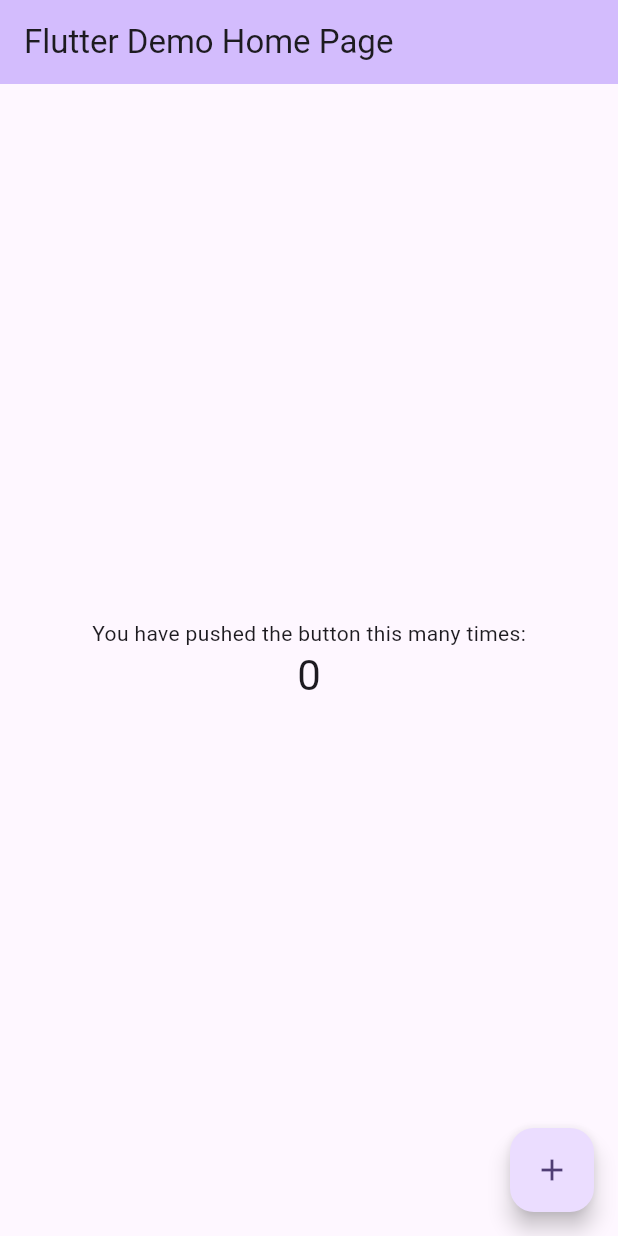
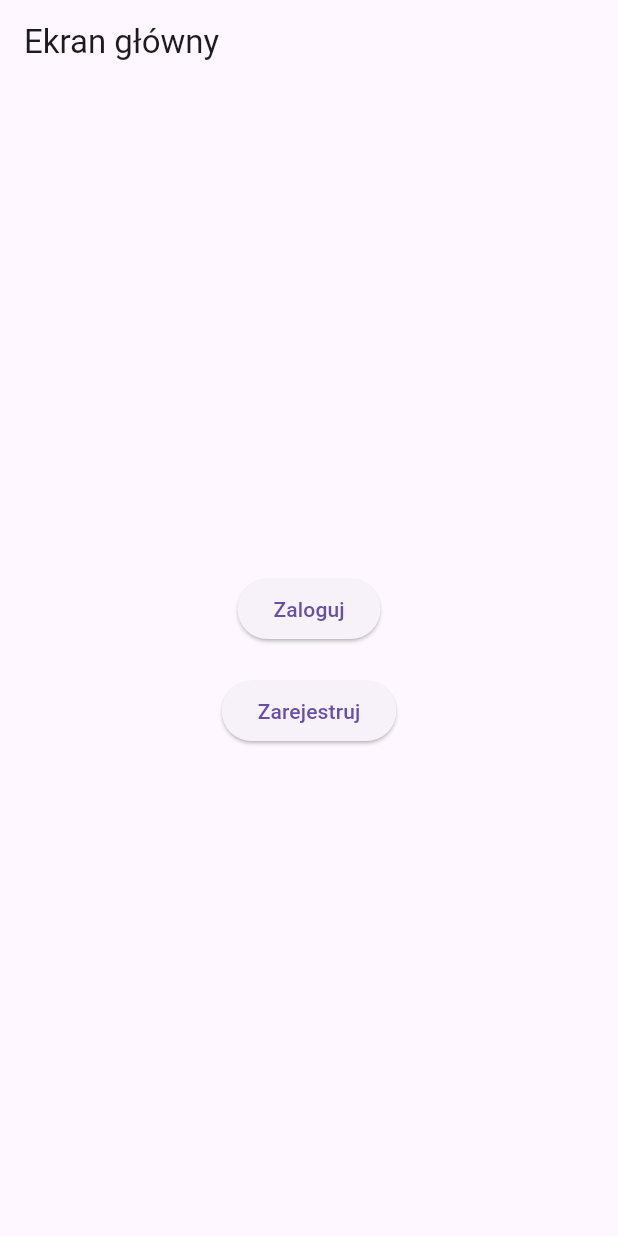
Before and after one commit to moginski01/CodeMeMaybe, a Flutter app: the screen it shows after launch, on a phone screen of 412 x 824 dp. Run offline on Flutter 3.47's test engine with Material 3 defaults, Android fonts, the light colour scheme and no system bars.

Commit message:
feat: main view init

```diff
--- a/MobileApp/codememaybe/lib/main.dart
+++ b/MobileApp/codememaybe/lib/main.dart
@@ -1,125 +1,82 @@
 import 'package:flutter/material.dart';
 
 void main() {
-  runApp(const MyApp());
+  runApp(MyApp());
 }
 
 class MyApp extends StatelessWidget {
-  const MyApp({super.key});
-
-  // This widget is the root of your application.
   @override
   Widget build(BuildContext context) {
     return MaterialApp(
-      title: 'Flutter Demo',
-      theme: ThemeData(
-        // This is the theme of your application.
-        //
-        // TRY THIS: Try running your application with "flutter run". You'll see
-        // the application has a purple toolbar. Then, without quitting the app,
-        // try changing the seedColor in the colorScheme below to Colors.green
-        // and then invoke "hot reload" (save your changes or press the "hot
-        // reload" button in a Flutter-supported IDE, or press "r" if you used
-        // the command line to start the app).
-        //
-        // Notice that the counter didn't reset back to zero; the application
-        // state is not lost during the reload. To reset the state, use hot
-        // restart instead.
-        //
-        // This works for code too, not just values: Most code changes can be
-        // tested with just a hot reload.
-        colorScheme: ColorScheme.fromSeed(seedColor: Colors.deepPurple),
-        useMaterial3: true,
-      ),
-      home: const MyHomePage(title: 'Flutter Demo Home Page'),
+      // Ustawienie ekranu początkowego na MyHomePage
+      home: MyHomePage(),
     );
   }
 }
 
-class MyHomePage extends StatefulWidget {
-  const MyHomePage({super.key, required this.title});
-
-  // This widget is the home page of your application. It is stateful, meaning
-  // that it has a State object (defined below) that contains fields that affect
-  // how it looks.
-
-  // This class is the configuration for the state. It holds the values (in this
-  // case the title) provided by the parent (in this case the App widget) and
-  // used by the build method of the State. Fields in a Widget subclass are
-  // always marked "final".
-
-  final String title;
-
-  @override
-  State<MyHomePage> createState() => _MyHomePageState();
-}
-
-class _MyHomePageState extends State<MyHomePage> {
-  int _counter = 0;
-
-  void _incrementCounter() {
-    setState(() {
-      // This call to setState tells the Flutter framework that something has
-      // changed in this State, which causes it to rerun the build method below
-      // so that the display can reflect the updated values. If we changed
-      // _counter without calling setState(), then the build method would not be
-      // called again, and so nothing would appear to happen.
-      _counter++;
-    });
-  }
-
+class MyHomePage extends StatelessWidget {
   @override
   Widget build(BuildContext context) {
-    // This method is rerun every time setState is called, for instance as done
-    // by the _incrementCounter method above.
-    //
-    // The Flutter framework has been optimized to make rerunning build methods
-    // fast, so that you can just rebuild anything that needs updating rather
-    // than having to individually change instances of widgets.
     return Scaffold(
       appBar: AppBar(
-        // TRY THIS: Try changing the color here to a specific color (to
-        // Colors.amber, perhaps?) and trigger a hot reload to see the AppBar
-        // change color while the other colors stay the same.
-        backgroundColor: Theme.of(context).colorScheme.inversePrimary,
-        // Here we take the value from the MyHomePage object that was created by
-        // the App.build method, and use it to set our appbar title.
-        title: Text(widget.title),
+        title: Text('Ekran główny'),
       ),
       body: Center(
-        // Center is a layout widget. It takes a single child and positions it
-        // in the middle of the parent.
         child: Column(
-          // Column is also a layout widget. It takes a list of children and
-          // arranges them vertically. By default, it sizes itself to fit its
-          // children horizontally, and tries to be as tall as its parent.
-          //
-          // Column has various properties to control how it sizes itself and
-          // how it positions its children. Here we use mainAxisAlignment to
-          // center the children vertically; the main axis here is the vertical
-          // axis because Columns are vertical (the cross axis would be
-          // horizontal).
-          //
-          // TRY THIS: Invoke "debug painting" (choose the "Toggle Debug Paint"
-          // action in the IDE, or press "p" in the console), to see the
-          // wireframe for each widget.
           mainAxisAlignment: MainAxisAlignment.center,
           children: <Widget>[
-            const Text(
-              'You have pushed the button this many times:',
+            ElevatedButton(
+              onPressed: () {
+                // Naciśnięcie przycisku przechodzi do ekranu logowania
+                Navigator.push(
+                  context,
+                  MaterialPageRoute(builder: (context) => LoginScreen()),
+                );
+              },
+              child: Text('Zaloguj'),
             ),
-            Text(
-              '$_counter',
-              style: Theme.of(context).textTheme.headlineMedium,
+            SizedBox(height: 20),
+            ElevatedButton(
+              onPressed: () {
+                // Naciśnięcie przycisku przechodzi do ekranu rejestracji
+                Navigator.push(
+                  context,
+                  MaterialPageRoute(builder: (context) => RegisterScreen()),
+                );
+              },
+              child: Text('Zarejestruj'),
             ),
           ],
         ),
       ),
-      floatingActionButton: FloatingActionButton(
-        onPressed: _incrementCounter,
-        tooltip: 'Increment',
-        child: const Icon(Icons.add),
-      ), // This trailing comma makes auto-formatting nicer for build methods.
     );
   }
 }
+
+class LoginScreen extends StatelessWidget {
+  @override
+  Widget build(BuildContext context) {
+    return Scaffold(
+      appBar: AppBar(
+        title: Text('Ekran logowania'),
+      ),
+      body: Center(
+        child: Text('Ekran logowania'),
+      ),
+    );
+  }
+}
+
+class RegisterScreen extends StatelessWidget {
+  @override
+  Widget build(BuildContext context) {
+    return Scaffold(
+      appBar: AppBar(
+        title: Text('Ekran rejestracji'),
+      ),
+      body: Center(
+        child: Text('Ekran rejestracji'),
+      ),
+    );
+  }
+}
```
